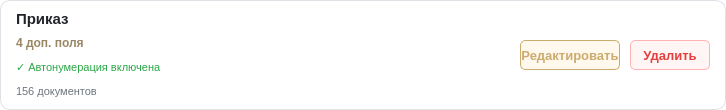
lerakaplich/Documents, file client/ui/system/document_types/document_type_card.ui: the form before one commit.
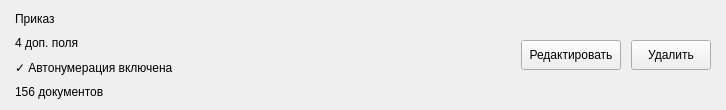
The form after the commit.

The edit to the form file:
```diff
--- a/client/ui/system/document_types/document_type_card.ui
+++ b/client/ui/system/document_types/document_type_card.ui
@@ -24,15 +24,15 @@
   </property>
   <property name="styleSheet">
    <string notr="true">
-    QFrame#DocumentTypeCard {
-        background-color: white;
-        border: 1px solid #DEE2E6;
-        border-radius: 10px;
-    }
-    QFrame#DocumentTypeCard:hover {
-        border: 2px solid #CCAB6E;
-        background-color: #FDFBF7;
-    }
+QFrame#DocumentTypeCard {
+    background-color: {BG_CARD_ELEVATED};
+    border: 1px solid {BORDER_DEFAULT};
+    border-radius: 10px;
+}
+QFrame#DocumentTypeCard:hover {
+    border: 2px solid {ACCENT_PRIMARY};
+    background-color: {BG_HOVER_ACCENT_SOFT};
+}
    </string>
   </property>
   <layout class="QHBoxLayout" name="horizontalLayout">
@@ -64,7 +64,7 @@
        <item>
         <widget class="QLabel" name="nameLabel_2">
          <property name="styleSheet">
-          <string notr="true">border: none; font-size: 15px; font-weight: bold; color: #212529; background-color: transparent;</string>
+          <string notr="true">border: none; font-size: 15px; font-weight: bold; color: {TEXT_DARK_STRONG}; background-color: transparent;</string>
          </property>
          <property name="text">
           <string>Приказ</string>
@@ -74,7 +74,7 @@
        <item>
         <widget class="QLabel" name="fieldsCountLabel">
          <property name="styleSheet">
-          <string notr="true">border: none; font-size: 12px; color: #998664; font-weight: 500; background-color: transparent;</string>
+          <string notr="true">border: none; font-size: 12px; color: {TEXT_ACCENT_SOFT}; font-weight: 500; background-color: transparent;</string>
          </property>
          <property name="text">
           <string>4 доп. поля</string>
@@ -84,7 +84,7 @@
        <item>
         <widget class="QLabel" name="autoNumLabel">
          <property name="styleSheet">
-          <string notr="true">border: none; font-size: 11px; color: #28A745; background-color: transparent;</string>
+          <string notr="true">border: none; font-size: 11px; color: {TEXT_SUCCESS}; background-color: transparent;</string>
          </property>
          <property name="text">
           <string>✓ Автонумерация включена</string>
@@ -94,7 +94,7 @@
        <item>
         <widget class="QLabel" name="docsCountLabel">
          <property name="styleSheet">
-          <string notr="true">border: none; font-size: 11px; color: #6C757D; background-color: transparent;</string>
+          <string notr="true">border: none; font-size: 11px; color: {TEXT_MUTED_ALT}; background-color: transparent;</string>
          </property>
          <property name="text">
           <string>156 документов</string>
@@ -135,21 +135,21 @@
        </property>
        <property name="styleSheet">
         <string notr="true">
-         QPushButton {
-             background-color: #FFF8ED;
-             color: #CCAB6E;
-             border: 1px solid #CCAB6E;
-             border-radius: 5px;
-             font-size: 13px;
-             font-weight: 500;
-         }
-         QPushButton:hover {
-             background-color: #CCAB6E;
-             color: white;
-         }
-         QPushButton:pressed {
-             background-color: #998664;
-         }
+QPushButton {
+    background-color: {BTN_EDIT_BG};
+    color: {ACCENT_PRIMARY};
+    border: 1px solid {BTN_EDIT_BORDER};
+    border-radius: 5px;
+    font-size: 13px;
+    font-weight: 500;
+}
+QPushButton:hover {
+    background-color: {ACCENT_PRIMARY};
+    color: {TEXT_ON_ACCENT};
+}
+QPushButton:pressed {
+    background-color: {BTN_EDIT_PRESSED_BG};
+}
         </string>
        </property>
        <property name="text">
@@ -176,21 +176,21 @@
        </property>
        <property name="styleSheet">
         <string notr="true">
-         QPushButton {
-             background-color: #FFF5F5;
-             color: #E53E3E;
-             border: 1px solid #FEB2B2;
-             border-radius: 5px;
-             font-size: 13px;
-             font-weight: 500;
-         }
-         QPushButton:hover {
-             background-color: #E53E3E;
-             color: white;
-         }
-         QPushButton:pressed {
-             background-color: #C53030;
-         }
+QPushButton {
+    background-color: {BTN_DELETE_BG};
+    color: {BTN_DELETE_TEXT};
+    border: 1px solid {BTN_DELETE_BORDER};
+    border-radius: 5px;
+    font-size: 13px;
+    font-weight: 500;
+}
+QPushButton:hover {
+    background-color: {BTN_DELETE_HOVER_BG};
+    color: {TEXT_ON_ACCENT};
+}
+QPushButton:pressed {
+    background-color: {BTN_DELETE_PRESSED_BG};
+}
         </string>
        </property>
        <property name="text">
```
